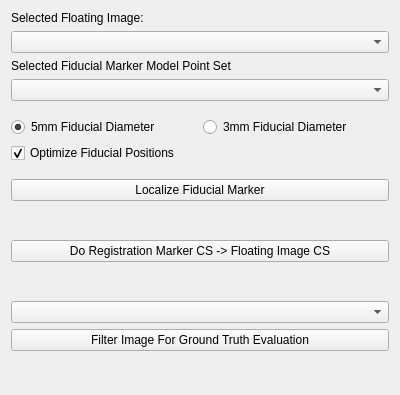
alaansheikhani/MITK, file Plugins/org.mitk.gui.qt.igt.app.echotrack/src/internal/NavigationStepWidgets/QmitkUSNavigationStepCtUsRegistration.ui: the form before one commit.
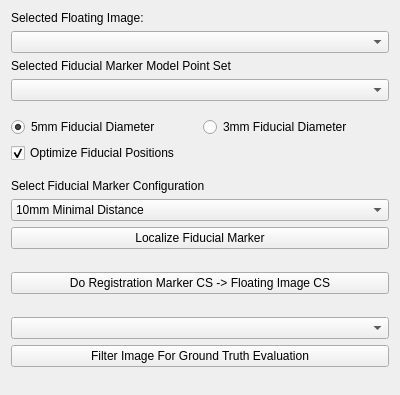
The form after the commit. Custom widgets are drawn as their Qt base class.

Commit message: Added option for localizing fiducials of three different fiducial marker configurations (10mm | 15mm | 20mm minimal distance between the fiducials.

What changed in the file:
```diff
--- a/Plugins/org.mitk.gui.qt.igt.app.echotrack/src/internal/NavigationStepWidgets/QmitkUSNavigationStepCtUsRegistration.ui
+++ b/Plugins/org.mitk.gui.qt.igt.app.echotrack/src/internal/NavigationStepWidgets/QmitkUSNavigationStepCtUsRegistration.ui
@@ -74,6 +74,39 @@
      </item>
     </layout>
    </item>
+   <item>
+    <layout class="QVBoxLayout" name="verticalLayout_2">
+     <property name="topMargin">
+      <number>0</number>
+     </property>
+     <item>
+      <widget class="QLabel" name="selectFiducialMarkerConfigurationLabel">
+       <property name="text">
+        <string>Select Fiducial Marker Configuration</string>
+       </property>
+      </widget>
+     </item>
+     <item>
+      <widget class="QComboBox" name="fiducialMarkerConfigurationComboBox">
+       <item>
+        <property name="text">
+         <string>10mm Minimal Distance</string>
+        </property>
+       </item>
+       <item>
+        <property name="text">
+         <string>15mm Minimal Distance</string>
+        </property>
+       </item>
+       <item>
+        <property name="text">
+         <string>20mm Minimal Distance</string>
+        </property>
+       </item>
+      </widget>
+     </item>
+    </layout>
+   </item>
    <item>
     <widget class="QPushButton" name="localizeFiducialMarkerPushButton">
      <property name="text">
```
The commit also changes 2 other files.
